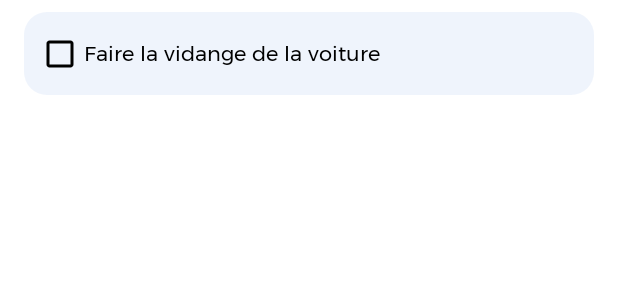
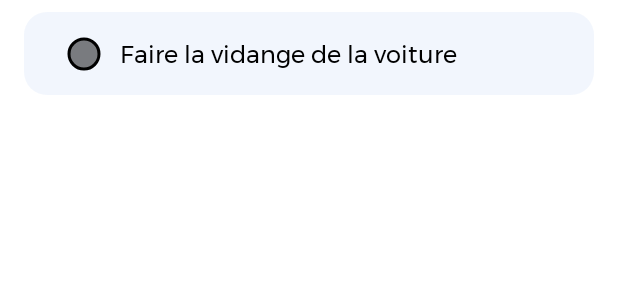
Before and after one commit to saoudiabderraouf/AutoLib-maintain, an Android app: the layout task_layout.xml on its own in the app's theme, with its tools: preview values and no code run, on a phone screen of 412 x 824 dp. Shown: the top 300 px of the screen. Run offline under Robolectric (Android 15) with nearby library versions, the phone set to English and light mode, and no system bars; network calls fail.

Commit message:
fix: checkbox styles

```diff
--- a/app/src/main/java/com/clovertech/autolib/ui/adapters/TaskStepsAdapter.kt
+++ b/app/src/main/java/com/clovertech/autolib/ui/adapters/TaskStepsAdapter.kt
@@ -5,6 +5,7 @@ import android.view.LayoutInflater
 import android.view.View
 import android.view.ViewGroup
 import android.widget.CheckBox
+import android.widget.TextView
 import androidx.core.content.ContentProviderCompat.requireContext
 import androidx.recyclerview.widget.RecyclerView
 import com.clovertech.autolib.R
@@ -28,14 +29,14 @@ class TaskStepsAdapter(val context: Context, val vm: TacheViewModel) :
     override fun getItemCount() = data.size
 
     override fun onBindViewHolder(holder: ViewHolderTask, position: Int) {
-        holder.titreStep.text = data[position].step
-        holder.titreStep.setChecked(data[position].completed)
-        holder.titreStep.setOnClickListener(View.OnClickListener {
+        holder.taskTitle.text = data[position].step
+        holder.titreStep.isChecked = data[position].completed
+        holder.titreStep.setOnClickListener{
             data[position].completed = !data[position].completed
-            holder.titreStep.setChecked(data[position].completed)
+            holder.titreStep.isChecked = data[position].completed
             vm.task.steps?.get(position)?.completed = data[position].completed
             vm.updateTache(context, vm.task)
-        })
+        }
 
     }
 
@@ -50,4 +51,5 @@ class TaskStepsAdapter(val context: Context, val vm: TacheViewModel) :
 
 class ViewHolderTask(view: View) : RecyclerView.ViewHolder(view) {
     val titreStep = view.findViewById<CheckBox>(R.id.todoCheckBox)
+    val taskTitle = view.findViewById<TextView>(R.id.task_title)
 }
--- /dev/null
+++ b/app/src/main/res/drawable-v21/custom_checkbox.xml
@@ -0,0 +1,24 @@
+<?xml version="1.0" encoding="utf-8"?>
+<animated-selector
+    xmlns:android="http://schemas.android.com/apk/res/android">
+
+    <item
+        android:id="@+id/checked"
+        android:drawable="@drawable/ic_check_white"
+        android:state_checked="true" />
+
+    <item
+        android:id="@+id/unchecked"
+        android:drawable="@drawable/ic_unchecked" />
+
+    <transition
+        android:drawable="@drawable/toggle_unchecked_checked"
+        android:fromId="@id/unchecked"
+        android:toId="@id/checked" />
+
+    <transition
+        android:drawable="@drawable/toggle_checked_unchecked"
+        android:fromId="@+id/checked"
+        android:toId="@+id/unchecked" />
+
+</animated-selector>
--- /dev/null
+++ b/app/src/main/res/drawable-v21/toggle_checked_unchecked.xml
@@ -0,0 +1,29 @@
+<?xml version="1.0" encoding="utf-8"?>
+<animated-vector xmlns:android="http://schemas.android.com/apk/res/android"
+    xmlns:aapt="http://schemas.android.com/aapt"
+    android:drawable="@drawable/ic_check_white">
+
+    <target android:name="tick">
+        <aapt:attr name="android:animation">
+            <objectAnimator
+                android:duration="@android:integer/config_shortAnimTime"
+                android:interpolator="@android:interpolator/decelerate_cubic"
+                android:propertyName="trimPathEnd"
+                android:valueFrom="1"
+                android:valueTo="0"
+                android:valueType="floatType" />
+        </aapt:attr>
+    </target>
+
+    <target android:name="circle">
+        <aapt:attr name="android:animation">
+            <objectAnimator
+                android:duration="@android:integer/config_shortAnimTime"
+                android:interpolator="@android:interpolator/accelerate_decelerate"
+                android:propertyName="fillAlpha"
+                android:valueFrom="1"
+                android:valueTo="0.5"
+                android:valueType="floatType"/>
+        </aapt:attr>
+    </target>
+</animated-vector>
--- /dev/null
+++ b/app/src/main/res/drawable-v21/toggle_unchecked_checked.xml
@@ -0,0 +1,29 @@
+<?xml version="1.0" encoding="utf-8"?>
+<animated-vector xmlns:android="http://schemas.android.com/apk/res/android"
+    xmlns:aapt="http://schemas.android.com/aapt"
+    android:drawable="@drawable/ic_check_white">
+
+    <target android:name="tick">
+        <aapt:attr name="android:animation">
+            <objectAnimator
+                android:duration="@android:integer/config_shortAnimTime"
+                android:interpolator="@android:interpolator/accelerate_cubic"
+                android:propertyName="trimPathEnd"
+                android:valueFrom="0"
+                android:valueTo="1"
+                android:valueType="floatType" />
+        </aapt:attr>
+    </target>
+
+    <target android:name="circle">
+        <aapt:attr name="android:animation">
+            <objectAnimator
+                android:duration="@android:integer/config_shortAnimTime"
+                android:interpolator="@android:interpolator/accelerate_decelerate"
+                android:propertyName="fillAlpha"
+                android:valueFrom="0.5"
+                android:valueTo="1"
+                android:valueType="floatType" />
+        </aapt:attr>
+    </target>
+</animated-vector>
--- /dev/null
+++ b/app/src/main/res/drawable/custom_checkbox.xml
@@ -0,0 +1,6 @@
+<?xml version="1.0" encoding="utf-8"?>
+<selector xmlns:android="http://schemas.android.com/apk/res/android">
+    <item android:drawable="@drawable/ic_check_white"
+        android:state_checked="true" />
+    <item android:drawable="@drawable/ic_unchecked" />
+</selector>
--- /dev/null
+++ b/app/src/main/res/drawable/ic_check_white.xml
@@ -0,0 +1,23 @@
+<?xml version="1.0" encoding="utf-8"?>
+<vector xmlns:android="http://schemas.android.com/apk/res/android"
+    android:width="24dp"
+    android:height="24dp"
+    android:viewportHeight="24"
+    android:viewportWidth="24">
+
+    <path
+        android:name="circle"
+        android:pathData="M12,2 C17.5228,2,22,6.47715,22,12 C22,17.5228,17.5228,22,12,22 C6.47715,22,2,17.5228,2,12 C2,6.47715,6.47715,2,12,2 Z"
+        android:strokeColor="?attr/colorOnPrimary"
+        android:fillColor="?attr/colorOnPrimary"
+        android:fillAlpha="1"
+        android:strokeWidth="2" />
+
+    <path
+        android:name="tick"
+        android:pathData="M7,12.448 L10.254,15.348 L17.265,9"
+        android:strokeColor="@color/colorPrimary"
+        android:strokeLineCap="round"
+        android:strokeLineJoin="round"
+        android:strokeWidth="2" />
+</vector>
--- /dev/null
+++ b/app/src/main/res/drawable/ic_unchecked.xml
@@ -0,0 +1,15 @@
+<?xml version="1.0" encoding="utf-8"?>
+<vector xmlns:android="http://schemas.android.com/apk/res/android"
+    android:width="24dp"
+    android:height="24dp"
+    android:viewportHeight="24"
+    android:viewportWidth="24">
+
+    <path
+        android:name="circle"
+        android:pathData="M12,2 C17.5228,2,22,6.47715,22,12 C22,17.5228,17.5228,22,12,22 C6.47715,22,2,17.5228,2,12 C2,6.47715,6.47715,2,12,2 Z"
+        android:strokeColor="?attr/colorOnPrimary"
+        android:fillColor="?attr/colorOnPrimary"
+        android:fillAlpha="0.5"
+        android:strokeWidth="2" />
+</vector>
--- a/app/src/main/res/layout/card_view_layout.xml
+++ b/app/src/main/res/layout/card_view_layout.xml
@@ -6,8 +6,7 @@
     android:layout_height="match_parent"
     android:layout_marginTop="8dp"
     android:layout_marginBottom="8dp"
-    android:background="@drawable/rounded_corners"
-    android:backgroundTint="@color/greyTrans">
+    android:background="@drawable/rounded_corners">
 
 
     <TextView
--- a/app/src/main/res/layout/task_layout.xml
+++ b/app/src/main/res/layout/task_layout.xml
@@ -11,17 +11,36 @@
 
     <CheckBox
         android:id="@+id/todoCheckBox"
-        android:layout_width="match_parent"
+        style="@style/checkboxAppearance"
+        android:layout_width="wrap_content"
         android:layout_height="wrap_content"
-        android:layout_marginStart="8dp"
+        android:layout_marginStart="16dp"
         android:layout_marginEnd="8dp"
-        android:buttonTint="?attr/colorOnPrimary"
+        android:button="@drawable/custom_checkbox"
+        android:checked="false"
         android:fontFamily="@font/montserrat"
+        android:includeFontPadding="true"
+        android:textAlignment="textStart"
         android:textColor="?attr/colorOnPrimary"
         app:layout_constraintBottom_toBottomOf="parent"
         app:layout_constraintEnd_toEndOf="parent"
+        app:layout_constraintHorizontal_bias="0.0"
         app:layout_constraintStart_toStartOf="parent"
-        app:layout_constraintTop_toTopOf="parent"
-        tools:text="Faire la vidange de la voiture" />
+        app:layout_constraintTop_toTopOf="parent" />
+
+    <TextView
+        android:id="@+id/task_title"
+        android:layout_width="0dp"
+        android:layout_height="wrap_content"
+        android:layout_marginEnd="16dp"
+        android:fontFamily="@font/montserrat"
+        android:text="Faire la vidange de la voiture"
+        android:textColor="?attr/colorOnPrimary"
+        android:textSize="16sp"
+        app:layout_constraintBottom_toBottomOf="@+id/todoCheckBox"
+        app:layout_constraintEnd_toEndOf="parent"
+        app:layout_constraintHorizontal_bias="0.0"
+        app:layout_constraintStart_toEndOf="@+id/todoCheckBox"
+        app:layout_constraintTop_toTopOf="@+id/todoCheckBox" />
 
 </androidx.constraintlayout.widget.ConstraintLayout>
--- a/app/src/main/res/values/colors.xml
+++ b/app/src/main/res/values/colors.xml
@@ -4,7 +4,7 @@
     <color name="white">#FFFFFF</color>
     <color name="colorPrimary">#F9C31A</color>
     <color name="royalBlack">#333</color>
-    <color name="colorInput">#4DC9DAF4</color>
+    <color name="colorInput">#3CC9DAF4</color>
     <color name="greyTrans">#617C7C7C</color>
 
     <color name="app_black">#333333</color>
--- a/app/src/main/res/values/themes.xml
+++ b/app/src/main/res/values/themes.xml
@@ -23,5 +23,16 @@
         <item name="android:background">?android:attr/listDivider</item>
     </style>
 
+    <style name="checkboxAppearance" parent="Widget.MaterialComponents.CompoundButton.CheckBox">
+        <item name="materialThemeOverlay">@style/checkboxTheme</item>
+        <item name="useMaterialThemeColors">false</item>
+        <item name="enforceMaterialTheme">false</item>
+    </style>
+
+    <style name="checkboxTheme">
+        <item name="enforceMaterialTheme">false</item>
+        <item name="useMaterialThemeColors">false</item>
+    </style>
+
 
 </resources>
```
